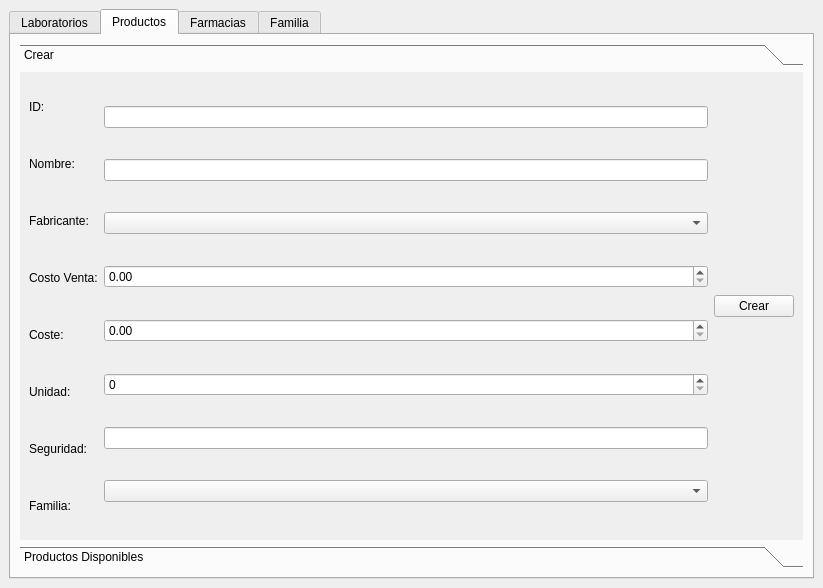
Before: the Qt Designer form ui/Laboratorio.ui in mendoza/improved-spork, drawn with Qt 5.
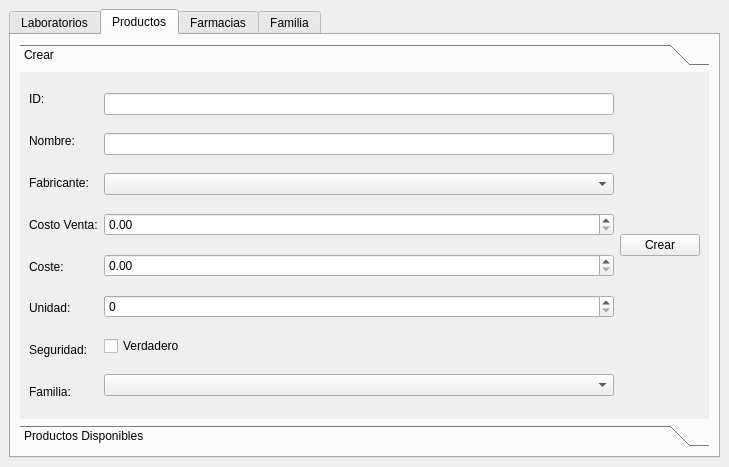
After: the same form once the commit is applied. The open tabs and pages were chosen to show the change. Icons and pictures are not drawn.

Patch:
```diff
--- a/ui/Laboratorio.ui
+++ b/ui/Laboratorio.ui
@@ -6,8 +6,8 @@
    <rect>
     <x>0</x>
     <y>0</y>
-    <width>823</width>
-    <height>588</height>
+    <width>729</width>
+    <height>467</height>
    </rect>
   </property>
   <property name="windowTitle">
@@ -63,8 +63,8 @@
             <rect>
              <x>0</x>
              <y>0</y>
-             <width>783</width>
-             <height>449</height>
+             <width>689</width>
+             <height>328</height>
             </rect>
            </property>
            <attribute name="label">
@@ -152,7 +152,11 @@
                <widget class="QSpinBox" name="Unidades_sb"/>
               </item>
               <item>
-               <widget class="QLineEdit" name="SeguridadP_edit"/>
+               <widget class="QCheckBox" name="Seguridad_cb">
+                <property name="text">
+                 <string>Verdadero</string>
+                </property>
+               </widget>
               </item>
               <item>
                <widget class="QComboBox" name="Familia_cb"/>
```
Left out of the diff: 16 changed lines with no effect on the pictures.
